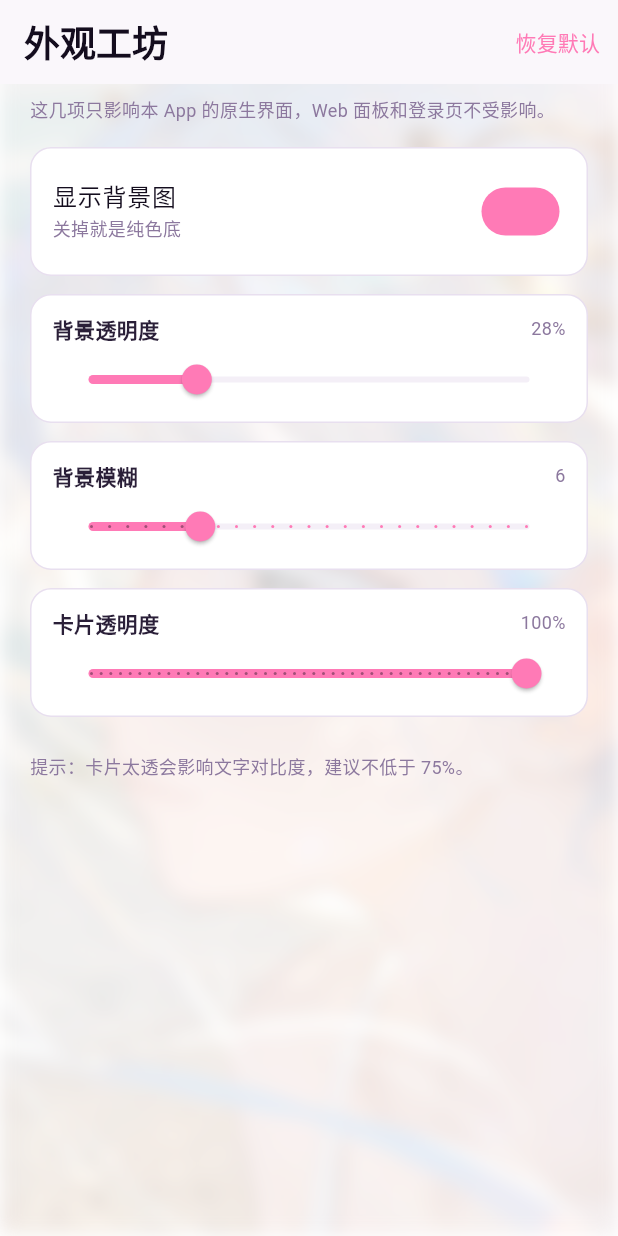
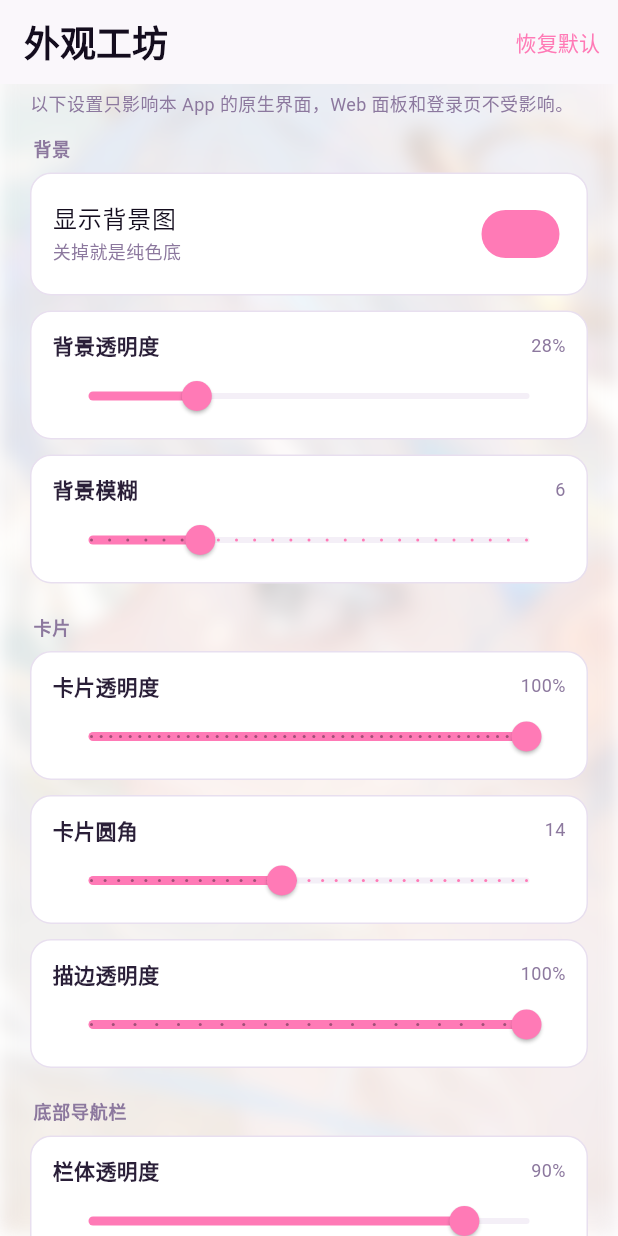
Before and after one commit to fairy9520i-beep/moxianbao-build, a Flutter app: the AppWorkshopPage screen opened by its route, on a phone screen of 412 x 824 dp. Run offline on Flutter 3.47's test engine with Material 3 defaults, Android fonts, the phone set to English and light mode, and no system bars; our stand-ins replace device_info_plus, dio, file_picker, fl_chart, flutter_riverpod, flutter_secure_storage and 6 more; missing offline and left inert: re_editor; accounts and stored records are empty.

Commit message:
feat: 工坊扩展为背景/卡片/底部栏/全局四组

```diff
--- a/lib/features/settings/views/app_workshop_page.dart
+++ b/lib/features/settings/views/app_workshop_page.dart
@@ -5,9 +5,11 @@ import '../../../core/appearance/app_appearance.dart';
 import '../../../core/theme/app_theme.dart';
 import '../../../core/theme/design_tokens.dart';
 import '../../../shared/widgets/app_card.dart';
+import '../../../shared/widgets/app_section_title.dart';
 
-/// App 原生外观工坊：背景图、背景透明度、模糊、卡片透明度。
-/// 配置存在本地，和 Web 面板的 /neo/ 完全隔离。
+/// App 原生外观工坊。
+/// 配置只存本地，和 Web 面板的 /neo/ 完全隔离；覆盖背景、卡片、
+/// 底部导航栏、字体与主题模式。
 class AppWorkshopPage extends ConsumerWidget {
   const AppWorkshopPage({super.key});
 
@@ -16,6 +18,8 @@ class AppWorkshopPage extends ConsumerWidget {
     final appearance = ref.watch(appAppearanceProvider);
     final notifier = ref.read(appAppearanceProvider.notifier);
     final surfaces = AppSurfaces.of(context);
+
+    void apply(AppAppearance next) => notifier.update(next);
 
     return Scaffold(
       appBar: AppBar(
@@ -28,16 +32,18 @@ class AppWorkshopPage extends ConsumerWidget {
         ],
       ),
       body: ListView(
-        padding: const EdgeInsets.fromLTRB(20, 8, 20, 40),
+        padding: const EdgeInsets.fromLTRB(20, 4, 20, 40),
         children: [
           Text(
-            '这几项只影响本 App 的原生界面，Web 面板和登录页不受影响。',
+            '以下设置只影响本 App 的原生界面，Web 面板和登录页不受影响。',
             style: TextStyle(fontSize: 12, color: surfaces.mutedText),
           ),
-          const SizedBox(height: 16),
+          const SizedBox(height: 12),
 
+          const AppSectionTitle('背景', padding: EdgeInsets.only(left: 2)),
+          const SizedBox(height: 8),
           AppCard(
-            padding: const EdgeInsets.symmetric(horizontal: 14, vertical: 6),
+            padding: const EdgeInsets.symmetric(horizontal: 14, vertical: 4),
             child: SwitchListTile(
               contentPadding: EdgeInsets.zero,
               title: const Text('显示背景图'),
@@ -47,13 +53,11 @@ class AppWorkshopPage extends ConsumerWidget {
               ),
               value: appearance.showBackground,
               activeThumbColor: AppColors.primary,
-              onChanged: (value) => notifier.update(
-                appearance.copyWith(showBackground: value),
+              onChanged: (value) =>
+                  apply(appearance.copyWith(showBackground: value)),
             ),
           ),
-          ),
-          const SizedBox(height: 12),
-
+          const SizedBox(height: 10),
           _SliderTile(
             title: '背景透明度',
             value: appearance.backgroundOpacity,
@@ -61,12 +65,11 @@ class AppWorkshopPage extends ConsumerWidget {
             max: 1,
             divisions: 95,
             display: '${(appearance.backgroundOpacity * 100).round()}%',
-            onChanged: (value) => notifier.update(
-              appearance.copyWith(backgroundOpacity: value),
+            enabled: appearance.showBackground,
+            onChanged: (value) =>
+                apply(appearance.copyWith(backgroundOpacity: value)),
           ),
-          ),
-          const SizedBox(height: 12),
-
+          const SizedBox(height: 10),
           _SliderTile(
             title: '背景模糊',
             value: appearance.backgroundBlur,
@@ -74,12 +77,14 @@ class AppWorkshopPage extends ConsumerWidget {
             max: 24,
             divisions: 24,
             display: appearance.backgroundBlur.round().toString(),
-            onChanged: (value) => notifier.update(
-              appearance.copyWith(backgroundBlur: value),
+            enabled: appearance.showBackground,
+            onChanged: (value) =>
+                apply(appearance.copyWith(backgroundBlur: value)),
           ),
-          ),
-          const SizedBox(height: 12),
 
+          const SizedBox(height: 20),
+          const AppSectionTitle('卡片', padding: EdgeInsets.only(left: 2)),
+          const SizedBox(height: 8),
           _SliderTile(
             title: '卡片透明度',
             value: appearance.cardOpacity,
@@ -87,12 +92,116 @@ class AppWorkshopPage extends ConsumerWidget {
             max: 1,
             divisions: 45,
             display: '${(appearance.cardOpacity * 100).round()}%',
-            onChanged: (value) => notifier.update(
-              appearance.copyWith(cardOpacity: value),
+            onChanged: (value) =>
+                apply(appearance.copyWith(cardOpacity: value)),
+          ),
+          const SizedBox(height: 10),
+          _SliderTile(
+            title: '卡片圆角',
+            value: appearance.cardRadius,
+            min: 0,
+            max: 32,
+            divisions: 32,
+            display: appearance.cardRadius.round().toString(),
+            onChanged: (value) => apply(appearance.copyWith(cardRadius: value)),
+          ),
+          const SizedBox(height: 10),
+          _SliderTile(
+            title: '描边透明度',
+            value: appearance.borderOpacity,
+            min: 0,
+            max: 1,
+            divisions: 20,
+            display: '${(appearance.borderOpacity * 100).round()}%',
+            onChanged: (value) =>
+                apply(appearance.copyWith(borderOpacity: value)),
+          ),
+
+          const SizedBox(height: 20),
+          const AppSectionTitle('底部导航栏', padding: EdgeInsets.only(left: 2)),
+          const SizedBox(height: 8),
+          _SliderTile(
+            title: '栏体透明度',
+            value: appearance.navOpacity,
+            min: 0.3,
+            max: 1,
+            divisions: 70,
+            display: '${(appearance.navOpacity * 100).round()}%',
+            onChanged: (value) => apply(appearance.copyWith(navOpacity: value)),
+          ),
+          const SizedBox(height: 10),
+          _SliderTile(
+            title: '背景模糊',
+            value: appearance.navBlur,
+            min: 0,
+            max: 40,
+            divisions: 40,
+            display: appearance.navBlur.round().toString(),
+            onChanged: (value) => apply(appearance.copyWith(navBlur: value)),
+          ),
+          const SizedBox(height: 10),
+          _SliderTile(
+            title: '圆角',
+            value: appearance.navRadius,
+            min: 0,
+            max: 32,
+            divisions: 32,
+            display: appearance.navRadius.round().toString(),
+            onChanged: (value) => apply(appearance.copyWith(navRadius: value)),
+          ),
+
+          const SizedBox(height: 20),
+          const AppSectionTitle('全局', padding: EdgeInsets.only(left: 2)),
+          const SizedBox(height: 8),
+          _SliderTile(
+            title: '字体缩放',
+            value: appearance.fontScale,
+            min: 0.85,
+            max: 1.2,
+            divisions: 7,
+            display: '${(appearance.fontScale * 100).round()}%',
+            onChanged: (value) => apply(appearance.copyWith(fontScale: value)),
+          ),
+          const SizedBox(height: 10),
+          AppCard(
+            padding: const EdgeInsets.fromLTRB(14, 12, 14, 12),
+            child: Column(
+              crossAxisAlignment: CrossAxisAlignment.stretch,
+              children: [
+                Text(
+                  '主题模式',
+                  style: TextStyle(
+                    fontSize: 14,
+                    fontWeight: FontWeight.w600,
+                    color: surfaces.strongText,
+                  ),
+                ),
+                const SizedBox(height: 10),
+                SegmentedButton<AppThemeChoice>(
+                  segments: const [
+                    ButtonSegment(
+                      value: AppThemeChoice.system,
+                      label: Text('跟随系统'),
+                    ),
+                    ButtonSegment(
+                      value: AppThemeChoice.light,
+                      label: Text('浅色'),
+                    ),
+                    ButtonSegment(
+                      value: AppThemeChoice.dark,
+                      label: Text('深色'),
+                    ),
+                  ],
+                  selected: {appearance.themeChoice},
+                  onSelectionChanged: (selection) => apply(
+                    appearance.copyWith(themeChoice: selection.first),
+                  ),
+                ),
+              ],
             ),
           ),
 
-          const SizedBox(height: 24),
+          const SizedBox(height: 20),
           Text(
             '提示：卡片太透会影响文字对比度，建议不低于 75%。',
             style: TextStyle(fontSize: 12, color: surfaces.mutedText),
@@ -110,6 +219,7 @@ class _SliderTile extends StatelessWidget {
   final double max;
   final int divisions;
   final String display;
+  final bool enabled;
   final ValueChanged<double> onChanged;
 
   const _SliderTile({
@@ -120,12 +230,15 @@ class _SliderTile extends StatelessWidget {
     required this.divisions,
     required this.display,
     required this.onChanged,
+    this.enabled = true,
   });
 
   @override
   Widget build(BuildContext context) {
     final surfaces = AppSurfaces.of(context);
-    return AppCard(
+    return Opacity(
+      opacity: enabled ? 1 : 0.45,
+      child: AppCard(
         padding: const EdgeInsets.fromLTRB(14, 12, 14, 4),
         child: Column(
           crossAxisAlignment: CrossAxisAlignment.stretch,
@@ -154,9 +267,10 @@ class _SliderTile extends StatelessWidget {
               max: max,
               divisions: divisions,
               activeColor: AppColors.primary,
-            onChanged: onChanged,
+              onChanged: enabled ? onChanged : null,
             ),
           ],
+        ),
       ),
     );
   }
```
Lines whose indentation alone changed are shown as unchanged.
